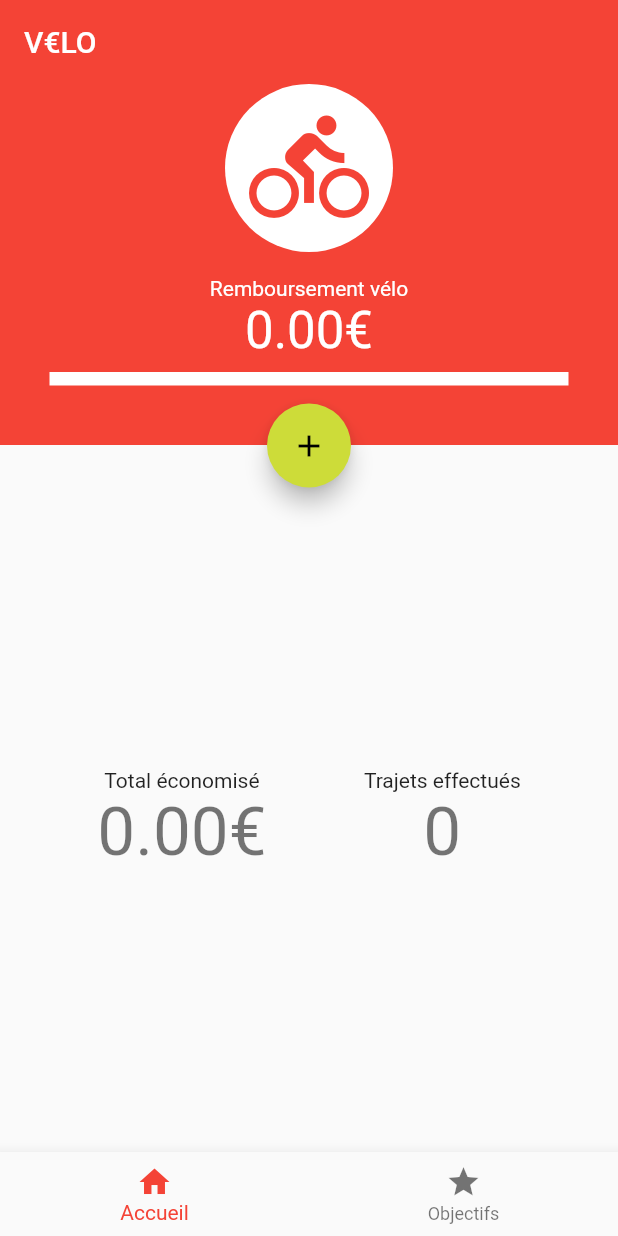
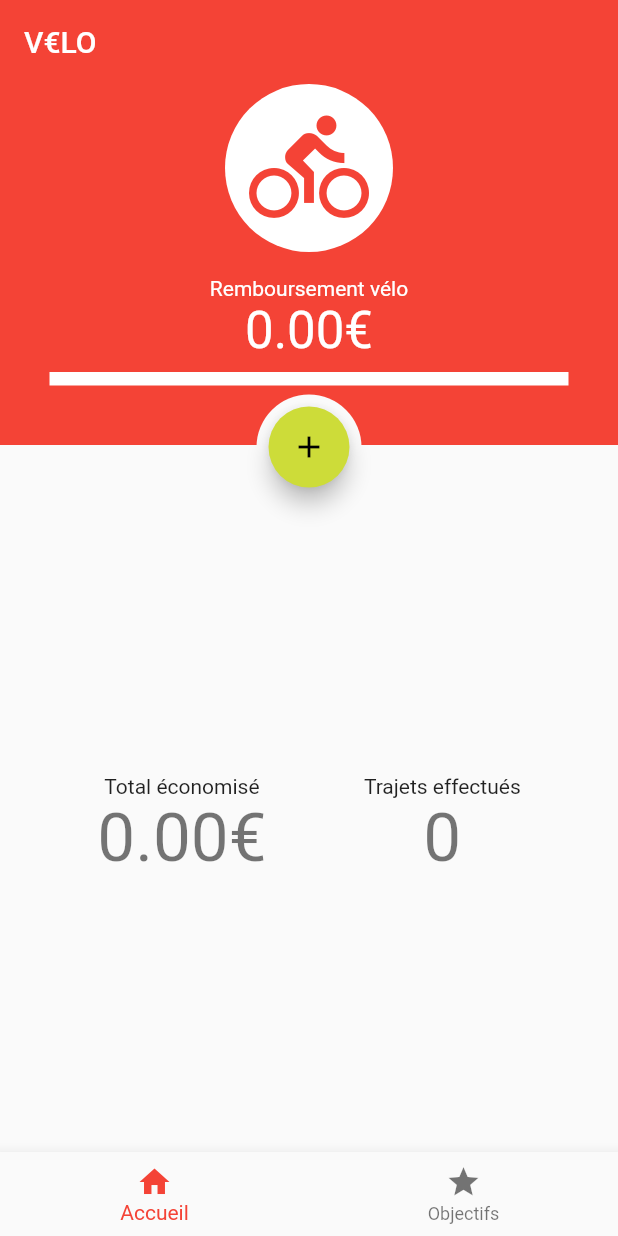
Before and after one commit to Neamar/v-lo, a Flutter app: the screen it shows after launch, on a phone screen of 412 x 824 dp. Run offline on Flutter 3.47's test engine with Material 2 defaults, Android fonts, the phone set to English and light mode, and no system bars; drawn by our look-alikes of percent_indicator; our stand-ins replace shared_preferences.

Commit message:
Add white inset

```diff
--- a/lib/home.dart
+++ b/lib/home.dart
@@ -86,7 +86,7 @@ class HomePage extends AppTab {
                             ),
                           ),
                           child: Padding(
-                            padding: const EdgeInsets.all(14.0),
+                            padding: const EdgeInsets.all(18.0),
                           ),
                         ),
                       ],
@@ -94,11 +94,23 @@ class HomePage extends AppTab {
                   },
                 ),
               ),
-              FloatingActionButton(
-                onPressed: () => Provider.of<VeloModel>(context, listen: false)
-                    .addMoneyToCurrentItem(190),
-                tooltip: 'Increment',
-                child: Icon(Icons.add),
+              Container(
+                width: 70.0,
+                height: 70.0,
+                decoration: new BoxDecoration(
+                  color: Color.fromARGB(255, 250, 250, 250),
+                  shape: BoxShape.circle,
+                ),
+                child: Padding(
+                  padding: const EdgeInsets.all(8.0),
+                  child: FloatingActionButton(
+                    onPressed: () =>
+                        Provider.of<VeloModel>(context, listen: false)
+                            .addMoneyToCurrentItem(190),
+                    tooltip: 'Increment',
+                    child: Icon(Icons.add),
+                  ),
+                ),
               ),
             ],
           ),
--- a/lib/objectives.dart
+++ b/lib/objectives.dart
@@ -1,3 +1,5 @@
+import 'dart:math';
+
 import 'package:flutter/material.dart';
 import 'package:percent_indicator/linear_percent_indicator.dart';
 import 'package:provider/provider.dart';
@@ -44,7 +46,7 @@ class ObjectivePage extends AppTab {
                     LinearPercentIndicator(
                       width: 250,
                       lineHeight: 9.0,
-                      percent: item.priceReimbursed / item.price,
+                      percent: min(1, item.priceReimbursed / item.price),
                       backgroundColor: Colors.white,
                       progressColor: Theme.of(context).accentColor,
                     ),
```
